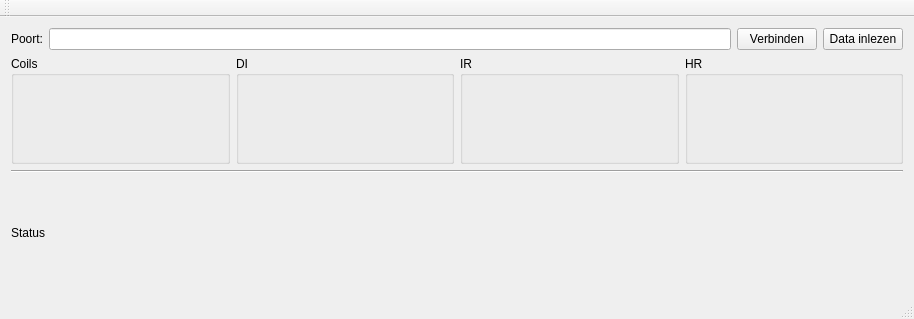
The window that Modbus_Testopstelling1/mainwindow.ui (robbe000/Modbus_Testopstelling1) describes before a commit, drawn with Qt 5.
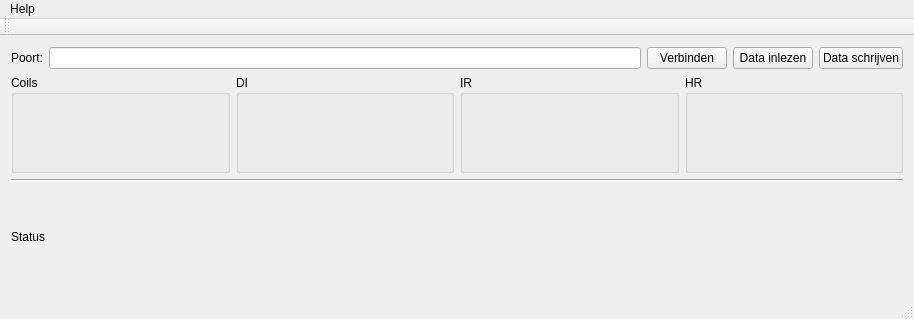
The same window after the commit.

Commit message: Lezen en schrijven. Ook about window

Diff of the .ui file:
```diff
--- a/Modbus_Testopstelling1/mainwindow.ui
+++ b/Modbus_Testopstelling1/mainwindow.ui
@@ -41,6 +41,13 @@
         </property>
        </widget>
       </item>
+      <item>
+       <widget class="QPushButton" name="pushButton_3">
+        <property name="text">
+         <string>Data schrijven</string>
+        </property>
+       </widget>
+      </item>
      </layout>
     </item>
     <item>
@@ -120,6 +127,13 @@
      <height>21</height>
     </rect>
    </property>
+   <widget class="QMenu" name="menuHelp">
+    <property name="title">
+     <string>Help</string>
+    </property>
+    <addaction name="actionAbout"/>
+   </widget>
+   <addaction name="menuHelp"/>
   </widget>
   <widget class="QToolBar" name="mainToolBar">
    <attribute name="toolBarArea">
```
Left out of the diff: 5 changed lines with no effect on the pictures. The commit also changes 6 other files.
